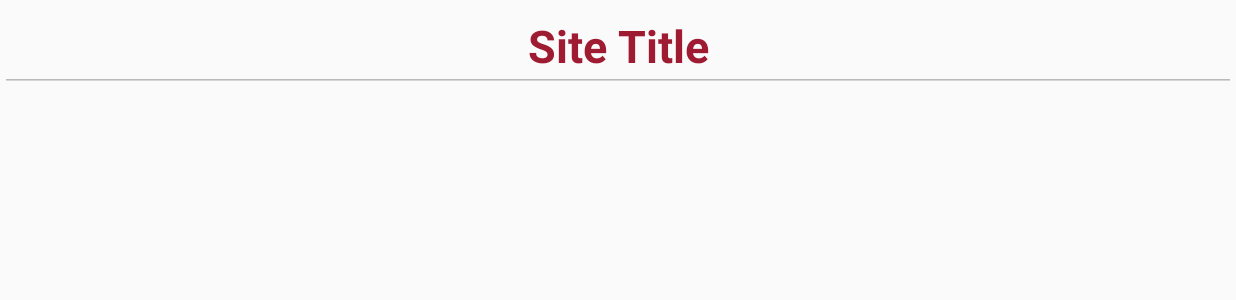
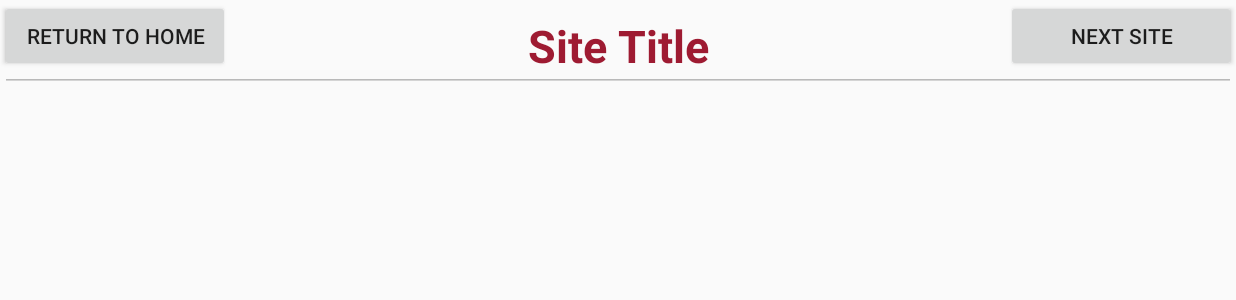
Before and after one commit to JosephMalafronte/VisualizeApp, an Android app: the TourActivity screen opened directly, with no data from a screen before it, on a phone screen of 824 x 412 dp (held sideways). Shown: the top 300 px of the screen. Run offline under Robolectric (Android 15) with nearby library versions, the phone set to English and light mode, and no system bars; our stand-ins replace Firebase (no records; nobody signed in at launch, a user with empty details on screens opened directly); 2 statements that could not run were skipped.

Commit message:
Added Navigation Buttons

```diff
--- a/VisualizeBaseballApp/app/src/main/java/com/example/josephmalafronte/visualizebaseballapp/SiteActivity.java
+++ b/VisualizeBaseballApp/app/src/main/java/com/example/josephmalafronte/visualizebaseballapp/SiteActivity.java
@@ -40,6 +40,11 @@ public class SiteActivity extends AppCompatActivity {
     DatabaseReference mDatabase = database.getReference();
     DatabaseReference siteRef;
 
+
+    //ViewModes define what type of experience is currently happening
+    // 1 = Tour
+    int viewMode = 0;
+
     int siteNumber = 1;
     String siteString;
 
@@ -47,6 +52,11 @@ public class SiteActivity extends AppCompatActivity {
     protected void onCreate(Bundle savedInstanceState) {
         super.onCreate(savedInstanceState);
         setContentView(R.layout.activity_site);
+        setMode();
+
+        if(viewMode == 1){
+            tourSetUp();
+        }
 
         //Make text not editable
         EditText mEdit = (EditText) findViewById(R.id.editText);
@@ -55,7 +65,24 @@ public class SiteActivity extends AppCompatActivity {
         getSiteNumber();
     }
 
-    private void afterSiteNumber(){
+    public void setMode() {
+        viewMode = 0;
+    }
+
+    //Function that sets up activity for tour
+    public void tourSetUp() {
+        Button btnNextSite = findViewById(R.id.btnNextSite);
+
+        btnNextSite.setOnClickListener(new OnClickListener() {
+            public void onClick(View v) {
+                setSiteNumber(2);
+                resetActivity();
+            }
+        });
+
+    }
+
+    public void afterSiteNumber(){
         siteString = "Site" + Integer.toString(siteNumber);
 
         siteRef = mDatabase.child("BaseballApp").child("Sites").child(siteString);
@@ -65,7 +92,7 @@ public class SiteActivity extends AppCompatActivity {
         setTitle();
     }
 
-    private void getSiteNumber(){
+    public void getSiteNumber(){
         DatabaseReference numRef = mDatabase.child("BaseballApp").child("Sites").child("CurrentSite");
         numRef.addListenerForSingleValueEvent(new ValueEventListener() {
             @Override
--- a/VisualizeBaseballApp/app/src/main/java/com/example/josephmalafronte/visualizebaseballapp/TourActivity.java
+++ b/VisualizeBaseballApp/app/src/main/java/com/example/josephmalafronte/visualizebaseballapp/TourActivity.java
@@ -1,12 +1,20 @@
 package com.example.josephmalafronte.visualizebaseballapp;
 
+import android.content.Intent;
 import android.support.v7.app.ActionBar;
 import android.support.v7.app.AppCompatActivity;
 import android.os.Bundle;
 import android.support.v7.widget.Toolbar;
+import android.view.View;
+import android.widget.Button;
+import android.widget.EditText;
 
 public class TourActivity extends SiteActivity {
 
+    @Override
+    public void setMode() {
+        viewMode = 1;
+    }
 
 
 }
--- a/VisualizeBaseballApp/app/src/main/res/layout/activity_site.xml
+++ b/VisualizeBaseballApp/app/src/main/res/layout/activity_site.xml
@@ -1,28 +1,30 @@
 <?xml version="1.0" encoding="utf-8"?>
-
-<LinearLayout xmlns:android="http://schemas.android.com/apk/res/android"
+<android.support.design.widget.CoordinatorLayout xmlns:android="http://schemas.android.com/apk/res/android"
     xmlns:app="http://schemas.android.com/apk/res-auto"
     xmlns:tools="http://schemas.android.com/tools"
-    android:layout_width="fill_parent"
-    android:layout_height="fill_parent"
-    android:orientation="horizontal"
-    tools:context=".SiteActivity"
-    android:weightSum="3">
+    android:layout_width="match_parent"
+    android:layout_height="match_parent"
+    tools:context=".MainActivity">
+
+    <include
+        android:id="@+id/include"
+        layout="@layout/content_site" />
 
 
-    <EditText
-        android:id="@+id/editText"
-        android:layout_width="match_parent"
+    <Button
+        android:id="@+id/btnHomePage"
+        android:layout_width="153dp"
         android:layout_height="wrap_content"
-        android:ems="10"
-        android:gravity="center"
-        android:inputType="none|textPersonName"
-        android:text="Site Title"
-        android:textColor="#9E1B32"
-        android:textSize="30sp"
-        android:textStyle="bold"
-        tools:background="@android:color/white"
-        tools:ignore="LabelFor" />
+        android:text="Return to Home"
+        app:layout_anchor="@+id/include"
+        app:layout_anchorGravity="left|top" />
 
+    <Button
+        android:id="@+id/btnNextSite"
+        android:layout_width="153dp"
+        android:layout_height="wrap_content"
+        android:text="Next Site"
+        app:layout_anchor="@+id/include"
+        app:layout_anchorGravity="right|top" />
 
-</LinearLayout>
+</android.support.design.widget.CoordinatorLayout>
--- a/VisualizeBaseballApp/app/src/main/res/layout/activity_tour.xml
+++ b/VisualizeBaseballApp/app/src/main/res/layout/activity_tour.xml
@@ -6,4 +6,5 @@
     android:layout_height="match_parent"
     tools:context=".TourActivity">
 
+
 </android.support.constraint.ConstraintLayout>
--- a/VisualizeBaseballApp/app/src/main/res/layout/content_main.xml
+++ b/VisualizeBaseballApp/app/src/main/res/layout/content_main.xml
@@ -78,16 +78,16 @@
 
         <Button
             android:id="@+id/tourButton"
+            android:layout_width="0dp"
+
             android:layout_height="wrap_content"
-
             android:layout_alignParentTop="true"
             android:layout_weight="1"
             android:background="@drawable/button_border"
-            android:text="@string/TOUR"
+            android:text="Tour"
             android:textColor="#9E1B32"
             android:textSize="24sp"
-            android:textStyle="bold"
-            android:layout_width="0dp" />
+            android:textStyle="bold" />
 
         <Button
             android:id="@+id/mapButton"
--- /dev/null
+++ b/VisualizeBaseballApp/app/src/main/res/layout/content_site.xml
@@ -0,0 +1,30 @@
+<?xml version="1.0" encoding="utf-8"?>
+
+<LinearLayout xmlns:android="http://schemas.android.com/apk/res/android"
+    xmlns:app="http://schemas.android.com/apk/res-auto"
+    xmlns:tools="http://schemas.android.com/tools"
+    android:layout_width="fill_parent"
+    android:layout_height="fill_parent"
+    android:orientation="vertical"
+    tools:context=".SiteActivity"
+    tools:showIn="@layout/activity_site"
+    android:weightSum="3">
+
+
+    <EditText
+        android:id="@+id/editText"
+        android:layout_width="match_parent"
+        android:layout_height="wrap_content"
+        android:ems="10"
+        android:gravity="center"
+        android:inputType="none|textPersonName"
+        android:text="Site Title"
+        android:textColor="#9E1B32"
+        android:textSize="30sp"
+        android:textStyle="bold"
+        tools:background="@android:color/white"
+        tools:ignore="LabelFor" />
+
+
+
+</LinearLayout>
--- a/VisualizeBaseballApp/app/src/main/res/values/strings.xml
+++ b/VisualizeBaseballApp/app/src/main/res/values/strings.xml
@@ -7,5 +7,6 @@
     <string name="SCAN">Scan</string>
     <string name="MAP">Map</string>
     <string name="TOUR">Tour</string>
+    <string name="next_site">Next Site</string>
 
 </resources>
```
Also changed, not shown: 1 other file.
